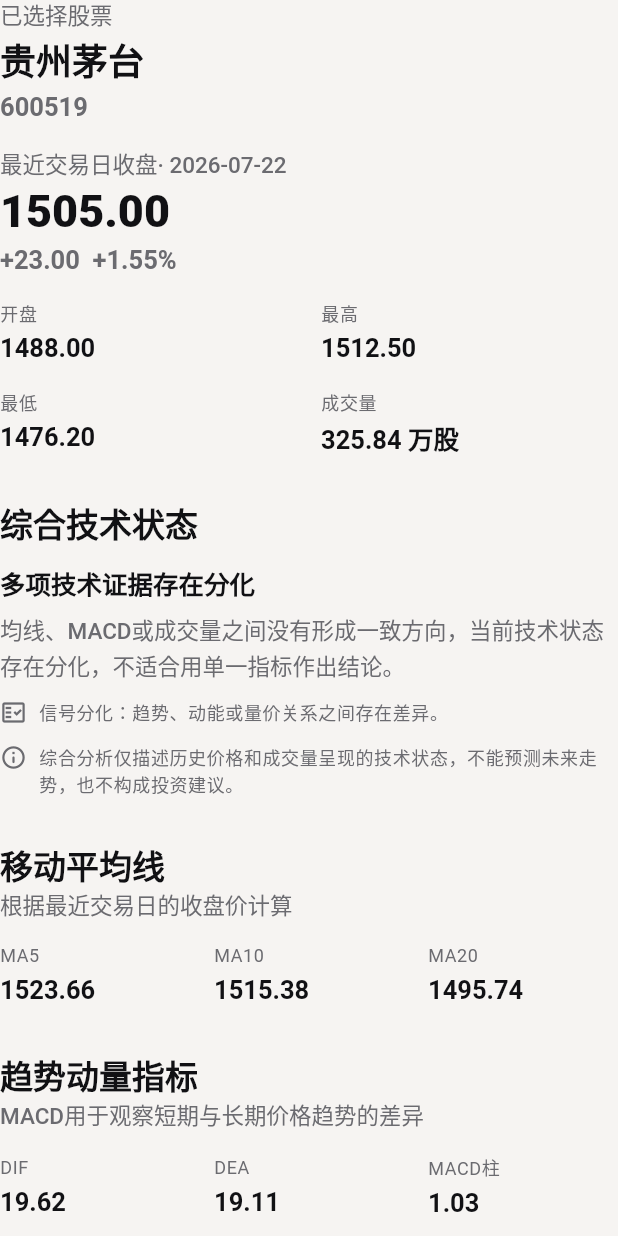
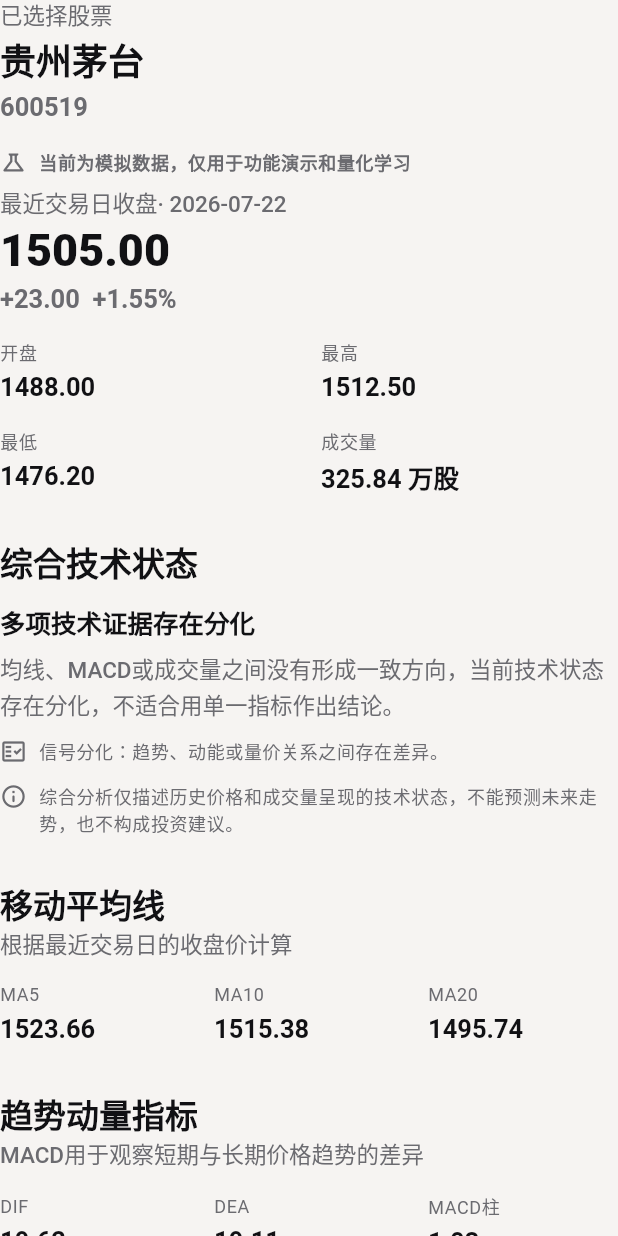
Before and after one commit to miebadebaba/stockapp-frontend, a Flutter app: the _SelectedStockState widget shown alone on an empty page, opened directly with sample values from the repository, on a phone screen of 412 x 824 dp. Run offline on Flutter 3.47's test engine with Material 3 defaults, Android fonts, the phone set to English and light mode, and no system bars; Roboto replaces fonts that are missing (SF Pro Rounded).

Commit message:
feat: label simulated quant data

```diff
--- a/flutter_stockapp/lib/features/quant/quant_page.dart
+++ b/flutter_stockapp/lib/features/quant/quant_page.dart
@@ -209,6 +209,26 @@
         ),
         const SizedBox(height: AppSpacing.lg),
         if (quote != null) ...[
+          Row(
+            children: [
+              Icon(
+                Icons.science_outlined,
+                size: 18,
+                color: palette.secondaryText,
+              ),
+              const SizedBox(width: AppSpacing.sm),
+              Expanded(
+                child: Text(
+                  '当前为模拟数据，仅用于功能演示和量化学习',
+                  style: Theme.of(context).textTheme.bodySmall?.copyWith(
+                    color: palette.secondaryText,
+                    fontWeight: FontWeight.w600,
+                  ),
+                ),
+              ),
+            ],
+          ),
+          const SizedBox(height: AppSpacing.sm),
           Text(
             '最近交易日收盘· $tradingDate',
             style: Theme.of(
```
